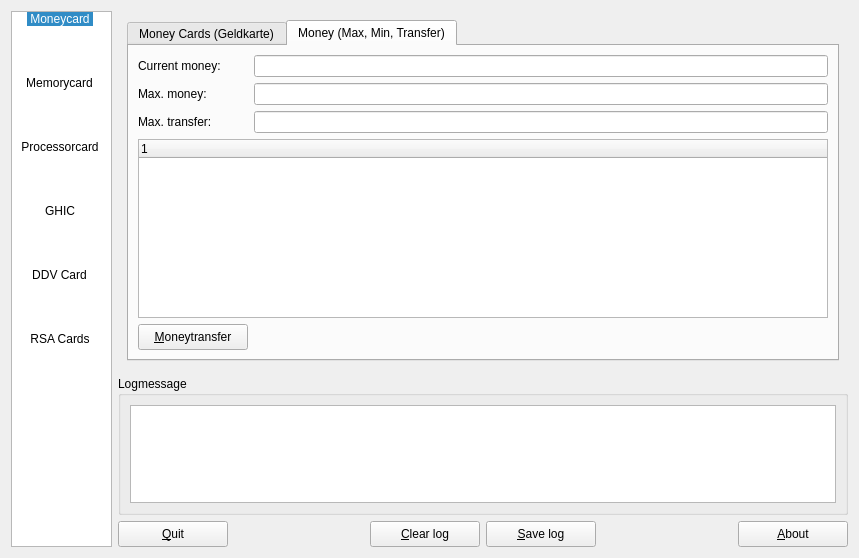
The window that trunk/ui/qcardreader.ui (BackupTheBerlios/kcardreader-svn) describes before a commit, drawn with Qt 5.
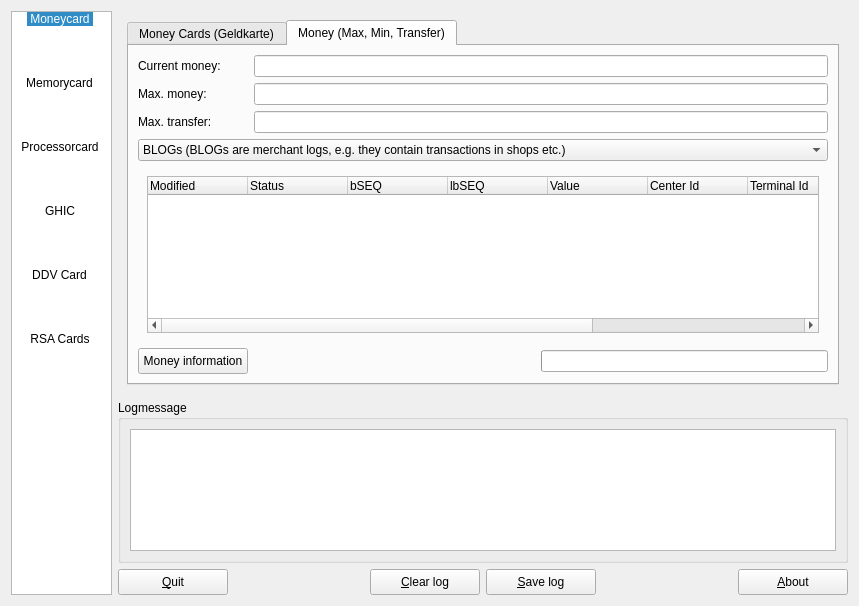
The same window after the commit. The open tabs and pages were chosen to show the change. Icons and pictures are not drawn.

Commit message: you can now read data from german money card (geldkarte) but not all :)

```diff
--- a/trunk/ui/qcardreader.ui
+++ b/trunk/ui/qcardreader.ui
@@ -6,7 +6,7 @@
     <x>0</x>
     <y>0</y>
     <width>853</width>
-    <height>558</height>
+    <height>606</height>
    </rect>
   </property>
   <property name="windowTitle" >
@@ -835,24 +835,6 @@
            <string>Money (Max, Min, Transfer)</string>
           </attribute>
           <layout class="QGridLayout" >
-           <property name="leftMargin" >
-            <number>9</number>
-           </property>
-           <property name="topMargin" >
-            <number>9</number>
-           </property>
-           <property name="rightMargin" >
-            <number>9</number>
-           </property>
-           <property name="bottomMargin" >
-            <number>9</number>
-           </property>
-           <property name="horizontalSpacing" >
-            <number>6</number>
-           </property>
-           <property name="verticalSpacing" >
-            <number>6</number>
-           </property>
            <item row="0" column="0" >
             <layout class="QHBoxLayout" >
              <property name="spacing" >
@@ -998,31 +980,145 @@
             </layout>
            </item>
            <item row="3" column="0" >
-            <widget class="QTreeWidget" name="treeWidget" >
-             <column>
+            <widget class="QComboBox" name="comboBoxMoneyTransfer" >
+             <item>
               <property name="text" >
-               <string/>
+               <string>BLOGs (BLOGs are merchant logs, e.g. they contain transactions in shops etc.)</string>
               </property>
-             </column>
+             </item>
+             <item>
+              <property name="text" >
+               <string>LLOGs (LLOGs are load/unload logs, these are logs about loading/unloading of the card at credit institutes)</string>
+              </property>
+             </item>
             </widget>
            </item>
            <item row="4" column="0" >
+            <widget class="QStackedWidget" name="stackedWidget_2" >
+             <property name="currentIndex" >
+              <number>0</number>
+             </property>
+             <widget class="QWidget" name="page_8" >
+              <layout class="QGridLayout" >
+               <item row="0" column="0" >
+                <widget class="QTreeWidget" name="treeWidgetMoneyTransferBLogs" >
+                 <property name="rootIsDecorated" >
+                  <bool>false</bool>
+                 </property>
+                 <column>
+                  <property name="text" >
+                   <string>Status</string>
+                  </property>
+                 </column>
+                 <column>
+                  <property name="text" >
+                   <string>bSEQ</string>
+                  </property>
+                 </column>
+                 <column>
+                  <property name="text" >
+                   <string>lSEQ</string>
+                  </property>
+                 </column>
+                 <column>
+                  <property name="text" >
+                   <string>hSEQ</string>
+                  </property>
+                 </column>
+                 <column>
+                  <property name="text" >
+                   <string>sSEQ</string>
+                  </property>
+                 </column>
+                 <column>
+                  <property name="text" >
+                   <string>KeyId</string>
+                  </property>
+                 </column>
+                 <column>
+                  <property name="text" >
+                   <string>Merchant</string>
+                  </property>
+                 </column>
+                 <column>
+                  <property name="text" >
+                   <string>Value</string>
+                  </property>
+                 </column>
+                 <column>
+                  <property name="text" >
+                   <string>Loaded</string>
+                  </property>
+                 </column>
+                </widget>
+               </item>
+              </layout>
+             </widget>
+             <widget class="QWidget" name="page_10" >
+              <layout class="QGridLayout" >
+               <item row="0" column="0" >
+                <widget class="QTreeWidget" name="treeWidgetMoneyTransferLLogs" >
+                 <property name="rootIsDecorated" >
+                  <bool>false</bool>
+                 </property>
+                 <column>
+                  <property name="text" >
+                   <string>Modified</string>
+                  </property>
+                 </column>
+                 <column>
+                  <property name="text" >
+                   <string>Status</string>
+                  </property>
+                 </column>
+                 <column>
+                  <property name="text" >
+                   <string>bSEQ</string>
+                  </property>
+                 </column>
+                 <column>
+                  <property name="text" >
+                   <string>lbSEQ</string>
+                  </property>
+                 </column>
+                 <column>
+                  <property name="text" >
+                   <string>Value</string>
+                  </property>
+                 </column>
+                 <column>
+                  <property name="text" >
+                   <string>Center Id</string>
+                  </property>
+                 </column>
+                 <column>
+                  <property name="text" >
+                   <string>Terminal Id</string>
+                  </property>
+                 </column>
+                 <column>
+                  <property name="text" >
+                   <string>TraceId</string>
+                  </property>
+                 </column>
+                 <column>
+                  <property name="text" >
+                   <string>Loaded</string>
+                  </property>
+                 </column>
+                 <column>
+                  <property name="text" >
+                   <string>Time</string>
+                  </property>
+                 </column>
+                </widget>
+               </item>
+              </layout>
+             </widget>
+            </widget>
+           </item>
+           <item row="5" column="0" >
             <layout class="QHBoxLayout" >
-             <property name="spacing" >
-              <number>6</number>
-             </property>
-             <property name="leftMargin" >
-              <number>0</number>
-             </property>
-             <property name="topMargin" >
-              <number>0</number>
-             </property>
-             <property name="rightMargin" >
-              <number>0</number>
-             </property>
-             <property name="bottomMargin" >
-              <number>0</number>
-             </property>
              <item>
               <widget class="QPushButton" name="btnMoneyCardLoad" >
                <property name="minimumSize" >
@@ -1038,7 +1134,7 @@
                 </size>
                </property>
                <property name="text" >
-                <string>&amp;Moneytransfer</string>
+                <string>Money information</string>
                </property>
               </widget>
              </item>
@@ -1049,12 +1145,22 @@
                </property>
                <property name="sizeHint" >
                 <size>
-                 <width>691</width>
+                 <width>40</width>
                  <height>20</height>
                 </size>
                </property>
               </spacer>
              </item>
+             <item>
+              <widget class="QProgressBar" name="progressBarMoneyTransfer" >
+               <property name="value" >
+                <number>0</number>
+               </property>
+               <property name="textVisible" >
+                <bool>false</bool>
+               </property>
+              </widget>
+             </item>
             </layout>
            </item>
           </layout>
```
Left out of the diff: 48 changed lines with no effect on the pictures. The commit also changes 4 other files.
